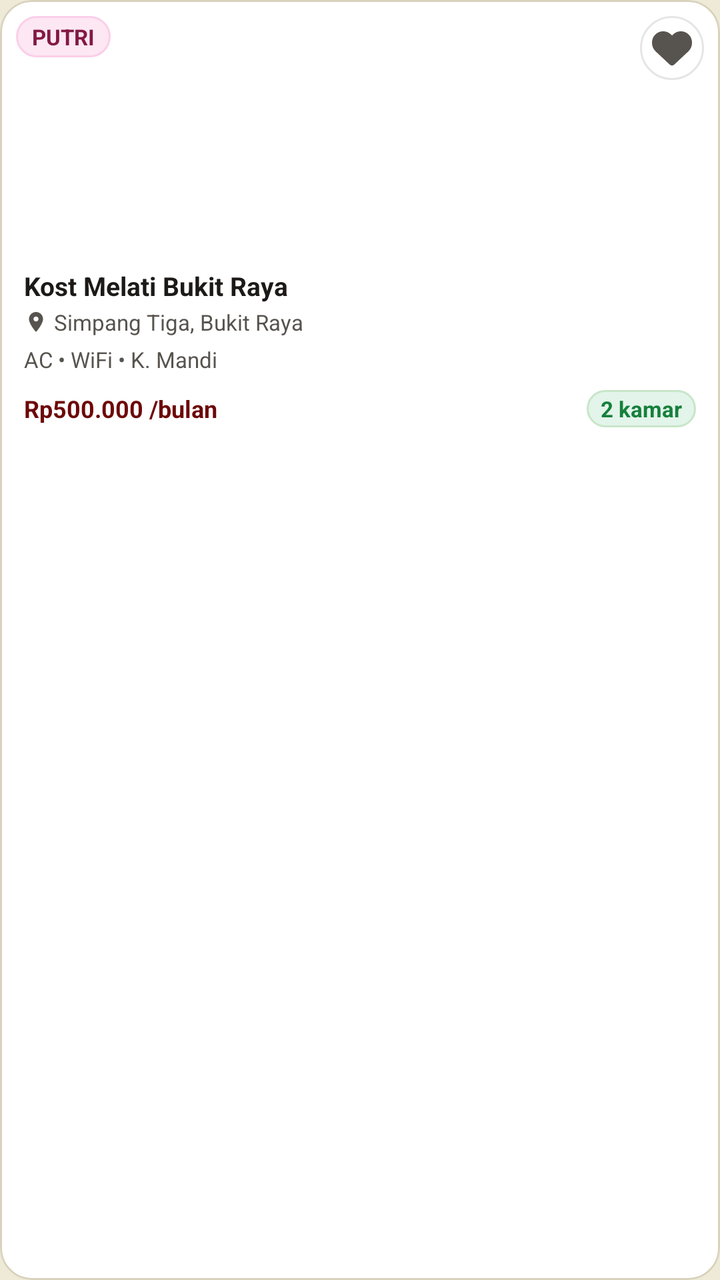
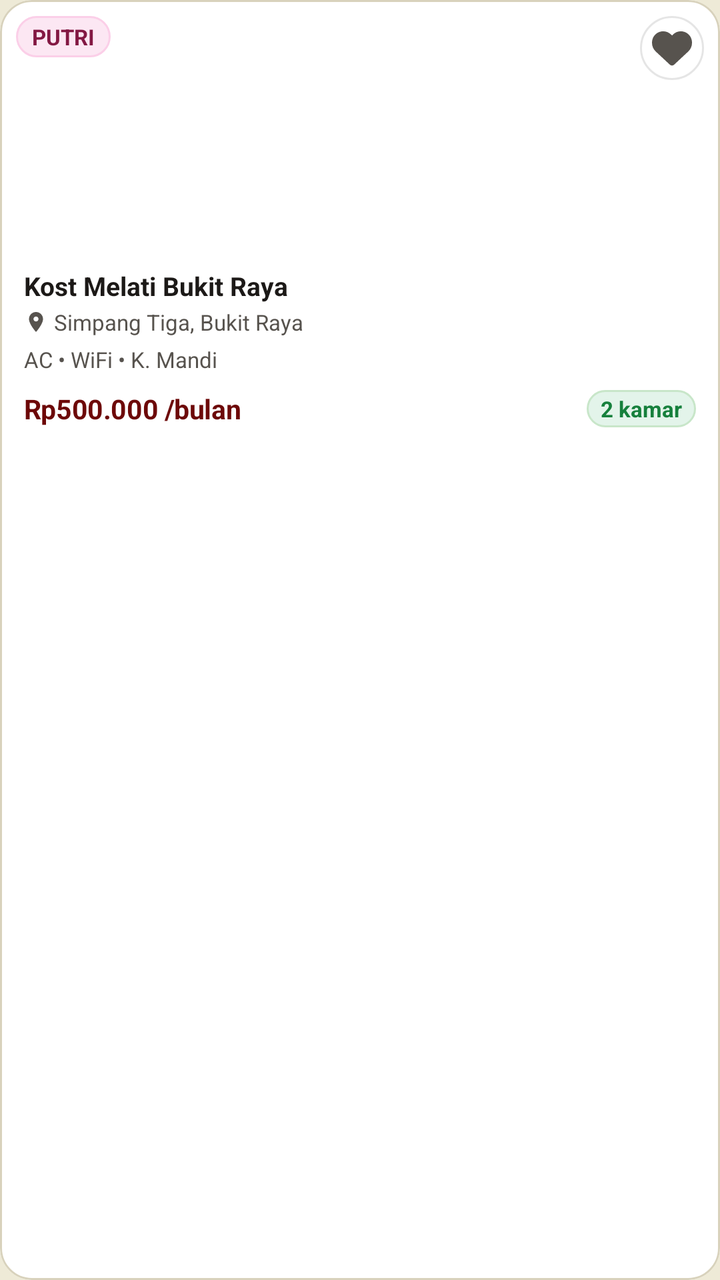

Screens rendered from an Android XML layout before and after an edit, with the pre-edit source and the edit as a unified diff.
<!-- AndroidManifest.xml: application theme Theme.CariKostKita -->
<!-- res/layout/item_kost_card_compact.xml -->
<?xml version="1.0" encoding="utf-8"?>
<com.google.android.material.card.MaterialCardView xmlns:android="http://schemas.android.com/apk/res/android"
    xmlns:app="http://schemas.android.com/apk/res-auto"
    android:id="@+id/card_compact_root"
    android:layout_width="220dp"
    android:layout_height="wrap_content"
    android:layout_marginEnd="14dp"
    android:layout_marginVertical="4dp"
    app:cardBackgroundColor="@color/surface"
    app:cardCornerRadius="16dp"
    app:cardElevation="0dp"
    app:strokeColor="@color/border_subtle"
    app:strokeWidth="1dp">

    <LinearLayout
        android:layout_width="match_parent"
        android:layout_height="wrap_content"
        android:orientation="vertical">

        
        <FrameLayout
            android:layout_width="match_parent"
            android:layout_height="124dp">

            <com.google.android.material.imageview.ShapeableImageView
                android:id="@+id/iv_compact_thumbnail"
                android:layout_width="match_parent"
                android:layout_height="124dp"
                android:contentDescription="Foto Kost"
                android:scaleType="centerCrop"
                app:shapeAppearanceOverlay="@style/ShapeAppearance.CariKostKita.ThumbRadius14" />

            
            <LinearLayout
                android:id="@+id/layout_compact_placeholder"
                android:layout_width="match_parent"
                android:layout_height="124dp"
                android:background="@drawable/bg_thumb_placeholder"
                android:gravity="center"
                android:orientation="vertical"
                android:visibility="gone">

                <ImageView
                    android:layout_width="28dp"
                    android:layout_height="28dp"
                    android:contentDescription="Placeholder"
                    android:src="@drawable/ic_nav_home"
                    app:tint="@color/placeholder_icon" />

                <TextView
                    android:layout_width="wrap_content"
                    android:layout_height="wrap_content"
                    android:layout_marginTop="4dp"
                    android:text="Foto belum tersedia"
                    android:textColor="@color/placeholder_text"
                    android:textSize="11sp" />
            </LinearLayout>

            
            <TextView
                android:id="@+id/tv_compact_badge_tipe"
                android:layout_width="wrap_content"
                android:layout_height="wrap_content"
                android:layout_gravity="top|start"
                android:layout_margin="8dp"
                android:background="@drawable/bg_badge_putri"
                android:paddingHorizontal="8dp"
                android:paddingVertical="3dp"
                android:text="PUTRI"
                android:textColor="@color/badge_putri"
                android:textSize="11sp"
                android:textStyle="bold" />

            
            <FrameLayout
                android:layout_width="32dp"
                android:layout_height="32dp"
                android:layout_gravity="top|end"
                android:layout_margin="8dp"
                android:background="@drawable/bg_fav_circle">

                <ImageButton
                    android:id="@+id/btn_compact_favorite_toggle"
                    android:layout_width="match_parent"
                    android:layout_height="match_parent"
                    android:background="?attr/selectableItemBackgroundBorderless"
                    android:contentDescription="Simpan Favorit"
                    android:padding="6dp"
                    android:scaleType="fitCenter"
                    android:src="@drawable/ic_heart_outline" />
            </FrameLayout>

        </FrameLayout>

        
        <LinearLayout
            android:layout_width="match_parent"
            android:layout_height="wrap_content"
            android:orientation="vertical"
            android:paddingHorizontal="12dp"
            android:paddingTop="10dp"
            android:paddingBottom="12dp">

            
            <TextView
                android:id="@+id/tv_compact_name"
                android:layout_width="match_parent"
                android:layout_height="wrap_content"
                android:ellipsize="end"
                android:maxLines="1"
                android:text="Kost Melati Bukit Raya"
                android:textColor="@color/text_primary"
                android:textSize="13sp"
                android:textStyle="bold" />

            
            <LinearLayout
                android:layout_width="match_parent"
                android:layout_height="wrap_content"
                android:layout_marginTop="2dp"
                android:gravity="center_vertical"
                android:orientation="horizontal">

                <ImageView
                    android:layout_width="12dp"
                    android:layout_height="12dp"
                    android:contentDescription="Lokasi"
                    android:src="@drawable/ic_location_pin"
                    app:tint="@color/text_secondary" />

                <TextView
                    android:id="@+id/tv_compact_location"
                    android:layout_width="0dp"
                    android:layout_height="wrap_content"
                    android:layout_marginStart="3dp"
                    android:layout_weight="1"
                    android:ellipsize="end"
                    android:maxLines="1"
                    android:text="Simpang Tiga, Bukit Raya"
                    android:textColor="@color/text_secondary"
                    android:textSize="11sp" />
            </LinearLayout>

            
            <TextView
                android:id="@+id/tv_compact_facilities"
                android:layout_width="match_parent"
                android:layout_height="wrap_content"
                android:layout_marginTop="4dp"
                android:ellipsize="end"
                android:maxLines="1"
                android:text="AC • WiFi • K. Mandi"
                android:textColor="@color/text_secondary"
                android:textSize="11sp" />

            
            <LinearLayout
                android:layout_width="match_parent"
                android:layout_height="wrap_content"
                android:layout_marginTop="8dp"
                android:gravity="center_vertical"
                android:orientation="horizontal">

                <TextView
                    android:id="@+id/tv_compact_price"
                    android:layout_width="0dp"
                    android:layout_height="wrap_content"
                    android:layout_weight="1"
                    android:ellipsize="end"
                    android:maxLines="1"
                    android:text="Rp500.000 /bulan"
                    android:textColor="@color/primary"
                    android:textSize="12sp"
                    android:textStyle="bold" />

                
                <TextView
                    android:id="@+id/tv_compact_status"
                    android:layout_width="wrap_content"
                    android:layout_height="wrap_content"
                    android:background="@drawable/bg_pill_tersedia"
                    android:paddingHorizontal="7dp"
                    android:paddingVertical="2dp"
                    android:text="2 kamar"
                    android:textColor="@color/status_tersedia"
                    android:textSize="11sp"
                    android:textStyle="bold" />
            </LinearLayout>

        </LinearLayout>
    </LinearLayout>

</com.google.android.material.card.MaterialCardView>
<!-- resources referenced by this layout -->
<resources>
  <color name="badge_putri">#831843</color>
  <color name="border_subtle">#D8D2BC</color>
  <color name="placeholder_icon">#6D0808</color>
  <color name="placeholder_text">#620808</color>
  <color name="primary">#6D0808</color>
  <color name="status_tersedia">#16803C</color>
  <color name="surface">#FFFFFF</color>
  <color name="text_primary">#1C1917</color>
  <color name="text_secondary">#57534E</color>
  <!-- drawable bg_badge_putri (drawable) -->
  <?xml version="1.0" encoding="utf-8"?>
  <shape xmlns:android="http://schemas.android.com/apk/res/android">
      <solid android:color="@color/badge_putri_soft" />
      <stroke android:width="1dp" android:color="#FBCFE8" />
      <corners android:radius="99dp" />
  </shape>
  <!-- drawable bg_fav_circle (drawable) -->
  <?xml version="1.0" encoding="utf-8"?>
  <shape xmlns:android="http://schemas.android.com/apk/res/android"
      android:shape="oval">
      <solid android:color="@color/surface" />
      <stroke
          android:width="1dp"
          android:color="#1A000000" />
  </shape>
  <!-- drawable bg_pill_tersedia (drawable) -->
  <?xml version="1.0" encoding="utf-8"?>
  <shape xmlns:android="http://schemas.android.com/apk/res/android">
      <solid android:color="@color/status_tersedia_soft" />
      <stroke android:width="1dp" android:color="#C8E6C9" />
      <corners android:radius="99dp" />
  </shape>
  <!-- drawable bg_thumb_placeholder (drawable) -->
  <?xml version="1.0" encoding="utf-8"?>
  <shape xmlns:android="http://schemas.android.com/apk/res/android"
      android:shape="rectangle">
      <solid android:color="@color/placeholder_bg" />
      <corners android:radius="14dp" />
  </shape>
  <!-- drawable ic_location_pin (drawable) -->
  <vector xmlns:android="http://schemas.android.com/apk/res/android"
      android:width="24dp"
      android:height="24dp"
      android:viewportWidth="24"
      android:viewportHeight="24">
      <path
          android:fillColor="@color/primary"
          android:pathData="M12,2C8.13,2 5,5.13 5,9c0,5.25 7,13 7,13s7,-7.75 7,-13c0,-3.87 -3.13,-7 -7,-7zm0,9.5c-1.38,0 -2.5,-1.12 -2.5,-2.5s1.12,-2.5 2.5,-2.5 2.5,1.12 2.5,2.5 -1.12,2.5 -2.5,2.5z"/>
  </vector>
  <!-- drawable ic_nav_home (drawable) -->
  <vector xmlns:android="http://schemas.android.com/apk/res/android"
      android:width="24dp"
      android:height="24dp"
      android:viewportWidth="24"
      android:viewportHeight="24">
      <path
          android:fillColor="@color/text_primary"
          android:pathData="M10,20v-6h4v6h5v-8h3L12,3 2,12h3v8z"/>
  </vector>
  <style name="ShapeAppearance.CariKostKita.ThumbRadius14" parent="">
          <item name="cornerSize">14dp</item>
      </style>
  <color name="badge_putri_soft">#FCE7F3</color>
  <color name="status_tersedia_soft">#E3F4EA</color>
  <color name="placeholder_bg">#F4EFE0</color>
  <color name="primary_dark">#620808</color>
  <color name="on_primary">#EEEAD7</color>
  <color name="primary_soft">#F4EFE0</color>
  <color name="background">#EEEAD7</color>
  <color name="border">#D8D2BC</color>
  <!-- unchanged entries left out for length: 2 -->
</resources>

<!-- the commit's change to res/layout/item_kost_card_compact.xml (unified diff, before → after) -->
@@ -44,15 +44,14 @@
                     android:layout_width="28dp"
                     android:layout_height="28dp"
                     android:contentDescription="Placeholder"
-                    android:src="@drawable/ic_nav_home"
-                    app:tint="@color/placeholder_icon" />
+                    android:src="@drawable/ic_placeholder_room" />
 
                 <TextView
                     android:layout_width="wrap_content"
                     android:layout_height="wrap_content"
                     android:layout_marginTop="4dp"
-                    android:text="Foto belum tersedia"
-                    android:textColor="@color/placeholder_text"
+                    android:text="Foto sedang disiapkan"
+                    android:textColor="@color/text_muted"
                     android:textSize="11sp" />
             </LinearLayout>
 
@@ -167,10 +166,11 @@
                     android:layout_height="wrap_content"
                     android:layout_weight="1"
                     android:ellipsize="end"
+                    android:letterSpacing="-0.01"
                     android:maxLines="1"
                     android:text="Rp500.000 /bulan"
                     android:textColor="@color/primary"
-                    android:textSize="12sp"
+                    android:textSize="13.5sp"
                     android:textStyle="bold" />
 
                 
<!-- resource entries referenced after the edit -->
@@ -2,11 +2,10 @@
 <resources>
   <color name="badge_putri">#831843</color>
   <color name="border_subtle">#D8D2BC</color>
-  <color name="placeholder_icon">#6D0808</color>
-  <color name="placeholder_text">#620808</color>
   <color name="primary">#6D0808</color>
   <color name="status_tersedia">#16803C</color>
   <color name="surface">#FFFFFF</color>
+  <color name="text_muted">#6B645E</color>
   <color name="text_primary">#1C1917</color>
   <color name="text_secondary">#57534E</color>
   <!-- drawable bg_badge_putri (drawable) -->
@@ -36,7 +35,13 @@
   <?xml version="1.0" encoding="utf-8"?>
   <shape xmlns:android="http://schemas.android.com/apk/res/android"
       android:shape="rectangle">
-      <solid android:color="@color/placeholder_bg" />
+      <gradient
+          android:angle="270"
+          android:startColor="#FAF8F0"
+          android:endColor="#F0E9D7" />
+      <stroke
+          android:width="1dp"
+          android:color="@color/border_subtle" />
       <corners android:radius="14dp" />
   </shape>
   <!-- drawable ic_location_pin (drawable) -->
@@ -49,22 +54,42 @@
           android:fillColor="@color/primary"
           android:pathData="M12,2C8.13,2 5,5.13 5,9c0,5.25 7,13 7,13s7,-7.75 7,-13c0,-3.87 -3.13,-7 -7,-7zm0,9.5c-1.38,0 -2.5,-1.12 -2.5,-2.5s1.12,-2.5 2.5,-2.5 2.5,1.12 2.5,2.5 -1.12,2.5 -2.5,2.5z"/>
   </vector>
-  <!-- drawable ic_nav_home (drawable) -->
+  <!-- drawable ic_placeholder_room (drawable) -->
+  <?xml version="1.0" encoding="utf-8"?>
   <vector xmlns:android="http://schemas.android.com/apk/res/android"
-      android:width="24dp"
-      android:height="24dp"
-      android:viewportWidth="24"
-      android:viewportHeight="24">
+      android:width="32dp"
+      android:height="32dp"
+      android:viewportWidth="32"
+      android:viewportHeight="32">
+      
       <path
-          android:fillColor="@color/text_primary"
-          android:pathData="M10,20v-6h4v6h5v-8h3L12,3 2,12h3v8z"/>
+          android:strokeColor="@color/primary_light"
+          android:strokeWidth="1.6"
+          android:strokeLineCap="round"
+          android:strokeLineJoin="round"
+          android:pathData="M5,27 L5,11 L16,4 L27,11 L27,27 L5,27 Z" />
+      
+      <path
+          android:strokeColor="@color/primary_light"
+          android:strokeWidth="1.4"
+          android:strokeLineCap="round"
+          android:strokeLineJoin="round"
+          android:pathData="M12,27 L12,17 C12,16.4 12.4,16 13,16 L19,16 C19.6,16 20,16.4 20,17 L20,27" />
+      
+      <path
+          android:strokeColor="@color/accent_gold"
+          android:strokeWidth="1.2"
+          android:strokeLineCap="round"
+          android:strokeLineJoin="round"
+          android:pathData="M14,10 L18,10 M16,8 L16,12" />
   </vector>
   <style name="ShapeAppearance.CariKostKita.ThumbRadius14" parent="">
           <item name="cornerSize">14dp</item>
       </style>
   <color name="badge_putri_soft">#FCE7F3</color>
   <color name="status_tersedia_soft">#E3F4EA</color>
-  <color name="placeholder_bg">#F4EFE0</color>
+  <color name="primary_light">#8C1818</color>
+  <color name="accent_gold">#E0B15A</color>
   <color name="primary_dark">#620808</color>
   <color name="on_primary">#EEEAD7</color>
   <color name="primary_soft">#F4EFE0</color>
